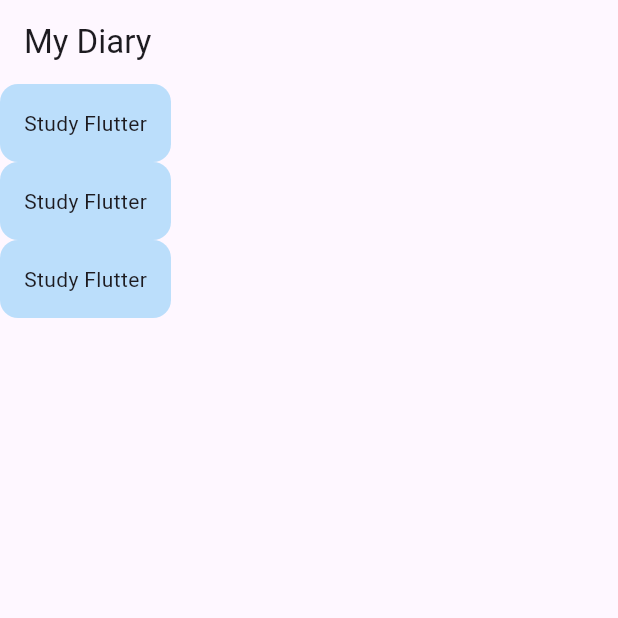
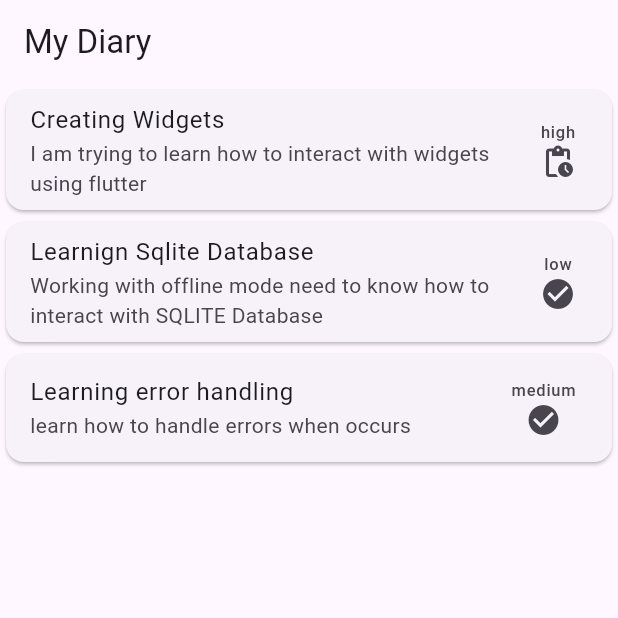
Before and after one commit to philipo778/Mobile_development-_Journey, a Flutter app: the screen it shows after launch, on a phone screen of 412 x 824 dp, the top half of it. Run offline on Flutter 3.47's test engine with Material 3 defaults, Android fonts, the phone set to English and light mode, and no system bars.

Commit message:
learned how to handle the reusable widgets how we may use the single widgets on different screen also passing the parameters through it

```diff
--- a/lib/ActivityCard.dart
+++ b/lib/ActivityCard.dart
@@ -1,17 +1,42 @@
 import 'package:flutter/material.dart';
 
-class Activitycard extends StatelessWidget {
-  const Activitycard({super.key});
+class ActivityCard extends StatelessWidget {
+  final String title;
+  final String description;
+  final bool isCompleted;
+  final String priority;
+
+  const ActivityCard({
+    super.key,
+    required this.title,
+    required this.description,
+    required this.isCompleted,
+    required this.priority
+
+  });
 
   @override
   Widget build(BuildContext context) {
-    return Container(
-        padding: EdgeInsets.all(16),
-      decoration: BoxDecoration(
-          color: Colors.blue.shade100,
-        borderRadius: BorderRadius.circular(12)
+    return Card(
+      child: ListTile(
+        title: Text(title),
+        subtitle: Text(description),
+        trailing: Column(
+          mainAxisSize: MainAxisSize.min,
+          children: [
+              Text(
+              priority
+            ),
+            Icon(
+                isCompleted
+                    ? Icons.check_circle
+                    : Icons.pending_actions
+            ),
+          ]
+        )
+
+
       ),
-        child: const Text("Study Flutter")
     );
   }
 }
--- a/lib/MyDiary.dart
+++ b/lib/MyDiary.dart
@@ -1,4 +1,5 @@
 
+import 'package:flutter/foundation.dart';
 import 'package:flutter/material.dart';
 import 'ActivityCard.dart';
 
@@ -11,9 +12,9 @@ class MyDiaryScreen extends StatelessWidget {
       appBar: AppBar(title: const Text("My Diary")),
       body: const Column(
         children: [
-          Activitycard(),
-          Activitycard(),
-          Activitycard()
+          ActivityCard(title: "Creating Widgets", description: "I am trying to learn how to interact with widgets using flutter", isCompleted: false, priority: "high",),
+          ActivityCard(title: "Learnign Sqlite Database", description: "Working with offline mode need to know how to interact with SQLITE Database", isCompleted: true, priority: "low",),
+          ActivityCard(title: "Learning error handling", description: "learn how to handle errors when occurs", isCompleted: true, priority: 'medium',)
         ],
       ),
     );
```
